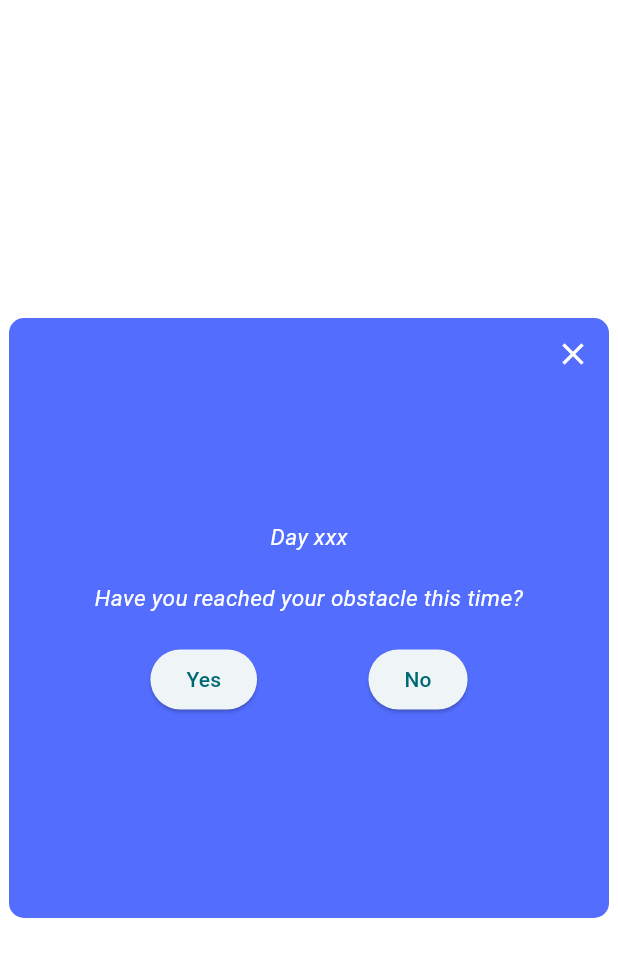
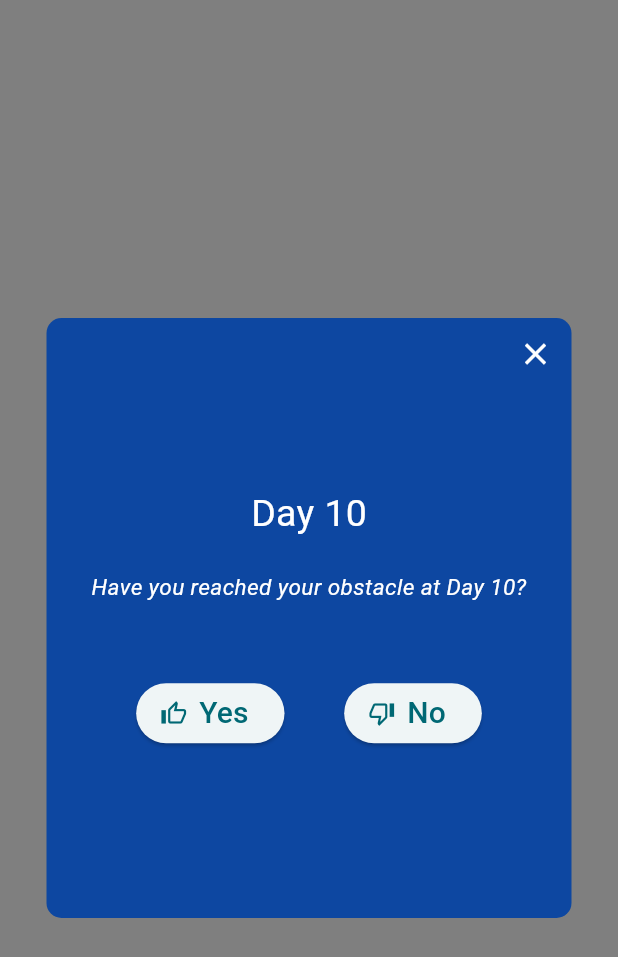
Before and after one commit to DankoRother/Prog-JoWi-DaRo, a Flutter app: the EditChallenge screen opened directly, on a phone screen of 412 x 824 dp. Shown: the top 957 px of the screen. Run offline on Flutter 3.47's test engine with Material 3 defaults, Android fonts, the phone set to English and light mode, and no system bars.

Commit message:
edit challeneg weitergemacht und eineige verknüpfungen hinzugefügt

```diff
--- a/lib/edit_challenge.dart
+++ b/lib/edit_challenge.dart
@@ -1,6 +1,7 @@
 import 'package:flutter/cupertino.dart';
 import 'package:flutter/material.dart';
 import 'package:flutter/painting.dart';
+import 'package:flutter/rendering.dart';
 
 
 class EditChallenge extends StatefulWidget {
@@ -10,76 +11,54 @@ class EditChallenge extends StatefulWidget {
 
 class _EditChallengeState extends State<EditChallenge> {
   double _opacity = 1.0;
+  int day = 10;
+  String? _responseMessage;
+
+  void _updateResponseMessage(String message) {
+    setState(() {
+      _responseMessage = message;
+    });
+
+    // Warte 2 Sekunden, bevor die Seite geschlossen wird
+    Future.delayed(Duration(seconds: 2), () {
+      Navigator.of(context).pop(); // Schließe die Seite und navigiere zurück
+    });
+  }
 
   @override
   Widget build(BuildContext context) {
     return Scaffold(
-      backgroundColor: Colors.transparent,
-      /*appBar: AppBar(
-        automaticallyImplyLeading: false, // Prevents the default back arrow from appearing
-        title: Row(
-          children: [
-            IconButton(
-              icon: Icon(Icons.clear),
-              color: Colors.white,
-              iconSize: 30,
-              onPressed: () {
-                print('Close EditFile');
-                Navigator.pop(context);
-              },
-            ),
-            SizedBox(width: 8),
-            Text(
-              'Edit Challenge',
-              style: TextStyle(
-                color: Colors.white,
-                //fontWeight: FontWeight.bold,
-                fontSize: 25,
-              ),
-            ),
-          ],
-        ),
-        flexibleSpace: Container(
-          decoration: BoxDecoration(
-            gradient: LinearGradient(
-              colors: [Colors.blueGrey.shade400, Colors.pink],
-              begin: Alignment.topLeft,
-              end: Alignment.bottomRight,
-            ),
-          ),
-        ),
-      ),*/
+      backgroundColor: Colors.black.withOpacity(0.5),
       body: Stack(
         children: [
           Center(
             child: AnimatedOpacity(
               opacity: _opacity,
-              duration: Duration(seconds: 1), // time for fade out
+              duration: Duration(seconds: 1),
               child: Container(
-                width: 400,
+                width: 350,
                 height: 400,
                 decoration: BoxDecoration(
-                  color: Colors.indigoAccent,
+                  color: Colors.blue[900],
                   borderRadius: BorderRadius.circular(10),
                 ),
                 child: Stack(
                   children: [
                     Padding(
-                      padding: const EdgeInsets.all(20.0), // Platz für das Icon schaffen
+                      padding: const EdgeInsets.all(20.0),
                       child: Column(
                         mainAxisAlignment: MainAxisAlignment.center,
                         children: [
                           Text(
-                              'Day xxx',
-                              style: TextStyle(
-                                color: Colors.white,
-                                fontSize: 15,
-                                fontStyle: FontStyle.italic,
-                              ),
+                            'Day $day',
+                            style: TextStyle(
+                              color: Colors.white,
+                              fontSize: 25,
+                            ),
                           ),
-                          SizedBox(height: 20,),
+                          SizedBox(height: 20),
                           Text(
-                            'Have you reached your obstacle this time?',
+                            'Have you reached your obstacle at Day $day?',
                             style: TextStyle(
                               color: Colors.white,
                               fontSize: 15,
@@ -87,24 +66,48 @@ class _EditChallengeState extends State<EditChallenge> {
                             ),
                             textAlign: TextAlign.center,
                           ),
-                          SizedBox(height: 20), // Abstand zwischen Text und Buttons
+                          SizedBox(height: 50),
                           Row(
                             mainAxisAlignment: MainAxisAlignment.spaceEvenly,
                             children: [
-                              ElevatedButton(
+                              ElevatedButton.icon(
                                 onPressed: () {
-                                  // Aktion für den ersten Button
+                                  _updateResponseMessage('Great! Keep going!');
                                 },
-                                child: Text('Yes'),
+                                label: Text(
+                                  'Yes',
+                                  style: TextStyle(
+                                    fontSize: 20,
+                                  ),
+                                ),
+                                icon: Icon(Icons.thumb_up_off_alt_outlined),
                               ),
-                              ElevatedButton(
+                              ElevatedButton.icon(
                                 onPressed: () {
-                                  // Aktion für den zweiten Button
+                                  _updateResponseMessage('Maybe next time :(');
                                 },
-                                child: Text('No'),
+                                label: Text(
+                                  'No',
+                                  style: TextStyle(
+                                    fontSize: 20,
+                                  ),
+                                ),
+                                icon: Icon(Icons.thumb_down_alt_outlined),
                               ),
                             ],
                           ),
+                          if (_responseMessage != null) ...[
+                            SizedBox(height: 30),
+                            Text(
+                              _responseMessage!,
+                              style: TextStyle(
+                                color: Colors.white, // Farbe der Nachricht
+                                fontSize: 20, // Schriftgröße
+                                fontStyle: FontStyle.italic, // Kursiv
+                              ),
+                              textAlign: TextAlign.center,
+                            ),
+                          ],
                         ],
                       ),
                     ),
@@ -113,7 +116,7 @@ class _EditChallengeState extends State<EditChallenge> {
                       child: IconButton(
                         icon: Icon(Icons.close, color: Colors.white),
                         onPressed: () {
-                          Navigator.of(context).pop(); // Navigiert zur vorherigen Seite
+                          Navigator.of(context).pop();
                         },
                       ),
                     ),
```
Also changed, not shown: lib/addfriend_createchallenge.dart (added, +48 -0 lines), lib/challenge_created_confirmation.dart (+59 -17 lines), lib/create_challenges.dart (+37 -35 lines), lib/current_challenges.dart (+67 -29 lines), lib/main.dart (+20 -50 lines).
